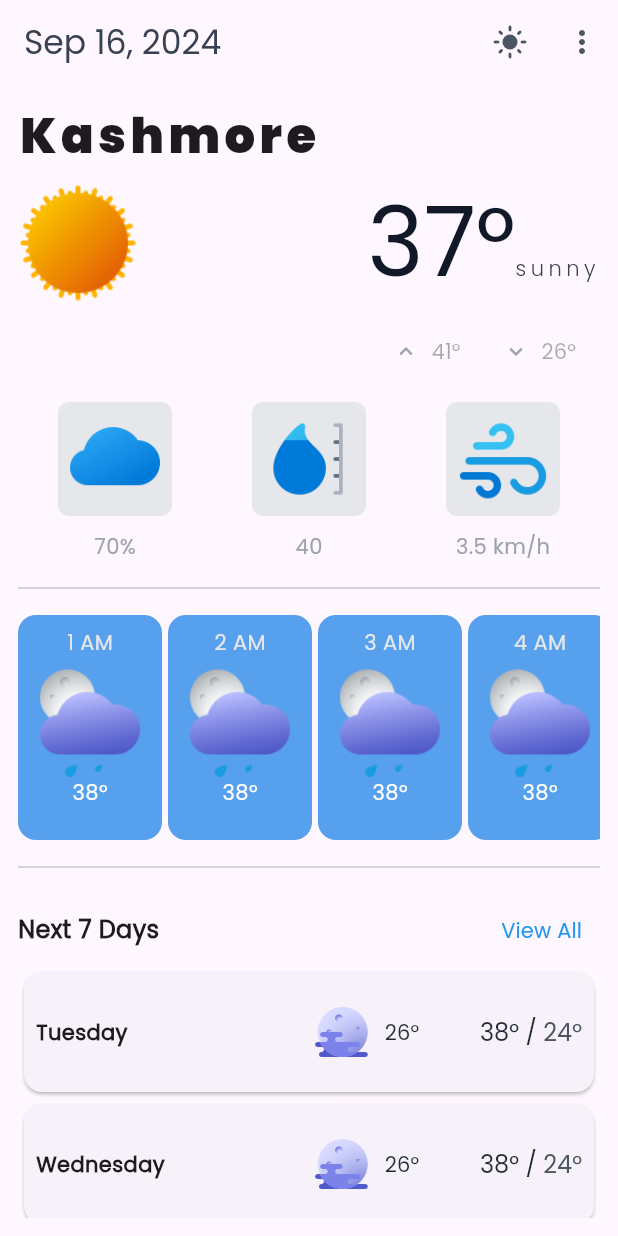
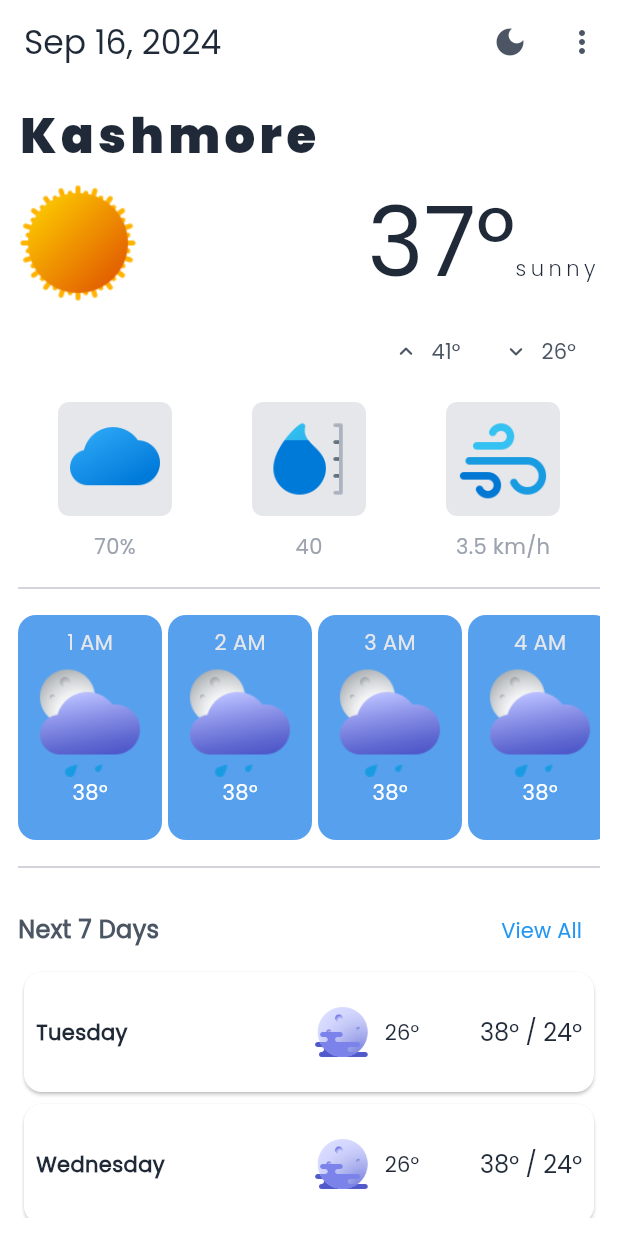
Before and after one commit to saddamkhoso203/weather_info, a Flutter app: the screen it shows after launch, on a phone screen of 412 x 824 dp. Run offline on Flutter 3.47's test engine with Material 3 defaults, Android fonts, the phone set to English and light mode, and no system bars; our stand-ins replace geolocator, get, velocity_x.

Commit message:
ui completed

```diff
--- a/lib/consts/colors.dart
+++ b/lib/consts/colors.dart
@@ -5,4 +5,4 @@ import 'package:velocity_x/velocity_x.dart';
 const bgColor = Color(0xff202125);
 const cardColor = Color(0xff57A0ED);
 const dividerColor = Vx.gray200;
-const textColor = Vx.gray800;
+const textColor = Color.fromARGB(255, 97, 250, 8);
--- a/lib/controllers/main_controller.dart
+++ b/lib/controllers/main_controller.dart
@@ -1,54 +1,54 @@
-// import 'package:demo_application/services/api_services.dart';
-// import 'package:flutter/material.dart';
-// import 'package:geolocator/geolocator.dart';
-// import 'package:get/get.dart';
 
-// class MainController extends GetxController {
-//   @override
-//   void onInit() async {
-//     await getUserLocation();
-//     currentWeatherData = getCurrentWeather(latitude.value, longitude.value);
-//     hourlyWeatherData = getHourlyWeather(latitude.value, longitude.value);
+import 'package:flutter/material.dart';
+import 'package:geolocator/geolocator.dart';
+import 'package:get/get.dart';
 
-//     super.onInit();
-//   }
+class MainController extends GetxController {
+  // @override
+  // void onInit() async {
+  //   await getUserLocation();
+  //   // currentWeatherData = getCurrentWeather(latitude.value, longitude.value);
+  //   // hourlyWeatherData = getHourlyWeather(latitude.value, longitude.value);
 
-//   var isDark = false.obs;
-//   dynamic currentWeatherData;
-//   dynamic hourlyWeatherData;
-//   var latitude = 0.0.obs;
-//   var longitude = 0.0.obs;
+  //   super.onInit();
+  // }
 
-//   var isloaded = false.obs;
+  var isDark = false.obs;
+  dynamic currentWeatherData;
+  dynamic hourlyWeatherData;
+  var latitude = 0.0.obs;
+  var longitude = 0.0.obs;
 
-//   changeTheme() {
-//     isDark.value = !isDark.value;
-//     Get.changeThemeMode(isDark.value ? ThemeMode.dark : ThemeMode.light);
-//   }
+  var isloaded = false.obs;
 
-//   getUserLocation() async {
-//     bool isLocationEnabled;
-//     LocationPermission userPermission;
+  changeTheme() {
+    isDark.value = !isDark.value;
+    Get.changeThemeMode(isDark.value ? ThemeMode.dark : ThemeMode.light);
+  }
 
-//     isLocationEnabled = await Geolocator.isLocationServiceEnabled();
-//     if (!isLocationEnabled) {
-//       return Future.error("Location is not enabled");
-//     }
+  getUserLocation() async {
+    bool isLocationEnabled;
+    LocationPermission userPermission;
 
-//     userPermission = await Geolocator.checkPermission();
-//     if (userPermission == LocationPermission.deniedForever) {
-//       return Future.error("Permission is denied forever");
-//     } else if (userPermission == LocationPermission.denied) {
-//       userPermission = await Geolocator.requestPermission();
-//       if (userPermission == LocationPermission.denied) {
-//         return Future.error("Permission is denied");
-//       }
-//     }
+    isLocationEnabled = await Geolocator.isLocationServiceEnabled();
+    if (!isLocationEnabled) {
+      return Future.error("Location is not enabled");
+    }
 
-//     return await Geolocator.getCurrentPosition(desiredAccuracy: LocationAccuracy.high).then((value) {
-//       latitude.value = value.latitude;
-//       longitude.value = value.longitude;
-//       isloaded.value = true;
-//     });
-//   }
-// }
+    userPermission = await Geolocator.checkPermission();
+    if (userPermission == LocationPermission.deniedForever) {
+      return Future.error("Permission is denied forever");
+    } else if (userPermission == LocationPermission.denied) {
+      userPermission = await Geolocator.requestPermission();
+      if (userPermission == LocationPermission.denied) {
+        return Future.error("Permission is denied");
+      }
+    }
+
+    return await Geolocator.getCurrentPosition(desiredAccuracy: LocationAccuracy.high).then((value) {
+      latitude.value = value.latitude;
+      longitude.value = value.longitude;
+      isloaded.value = true;
+    });
+  }
+}
--- a/lib/main.dart
+++ b/lib/main.dart
@@ -5,9 +5,11 @@ import 'package:intl/intl.dart';
 import 'package:weather_info/consts/colors.dart';
 import 'package:weather_info/consts/images.dart';
 import 'package:weather_info/consts/strings.dart';
+import 'package:weather_info/controllers/main_controller.dart';
 import 'package:weather_info/models/current_weather_model.dart';
 
 import 'consts/colors.dart';
+import 'utils/our_themes.dart';
 
 void main() {
   runApp(const MyApp());
@@ -19,7 +21,9 @@ class MyApp extends StatelessWidget {
   @override
   Widget build(BuildContext context) {
     return GetMaterialApp(
-      theme: ThemeData(fontFamily: 'poppins'),
+    theme: CustomThemes.lightTheme,
+    darkTheme: CustomThemes.darkTheme,
+    themeMode: ThemeMode.system,
       debugShowCheckedModeBanner: false,
       home: const WeatherInfo(),
       title: 'Weather Info',
@@ -33,23 +37,28 @@ class WeatherInfo extends StatelessWidget {
   @override
   Widget build(BuildContext context) {
     var date = DateFormat("yMMMd").format(DateTime.now());
+    var theme = Theme.of(context);
+    var controller =Get.put(MainController());
     return Scaffold(
+      backgroundColor: theme.scaffoldBackgroundColor,
       appBar: AppBar(
-        title: "$date".text.gray700.make(),
+        title: date.text.color(theme.primaryColor).make(),
         backgroundColor: Colors.transparent,
         elevation: 0.0,
         actions: [
+        Obx(()=>IconButton(
+              onPressed: () {
+            controller.changeTheme();
+              },
+              icon: Icon(
+                 controller.isDark.value? Icons.light_mode: Icons.dark_mode,
+                color: theme.iconTheme.color,
+              )),) ,
           IconButton(
               onPressed: () {},
-              icon: const Icon(
-                Icons.light_mode,
-                color: Vx.gray600,
-              )),
-          IconButton(
-              onPressed: () {},
-              icon: const Icon(
+              icon:  Icon(
                 Icons.more_vert,
-                color: Vx.gray600,
+               color: theme.iconTheme.color,
               )),
         ],
       ),
@@ -61,7 +70,7 @@ class WeatherInfo extends StatelessWidget {
               crossAxisAlignment: CrossAxisAlignment.start,
               children: [
                 "Kashmore"
-                    .text
+                    .text.color(theme.primaryColor)
                     .fontFamily("poppins_bold")
                     .size(32)
                     .letterSpacing(3)
@@ -79,13 +88,13 @@ class WeatherInfo extends StatelessWidget {
                       TextSpan(
                           text: "37$degree",
                           style: TextStyle(
-                              color: Vx.gray900,
+                             color: theme.primaryColor,
                               fontSize: 64,
                               fontFamily: "poppins")),
                       TextSpan(
                           text: "sunny",
                           style: TextStyle(
-                              color: Vx.gray700,
+                             color: theme.primaryColor,
                               letterSpacing: 3,
                               fontSize: 14,
                               fontFamily: "poppins_light")),
@@ -99,16 +108,16 @@ class WeatherInfo extends StatelessWidget {
                         onPressed: null,
                         icon: Icon(
                           Icons.expand_less_rounded,
-                          color: Vx.gray400,
+                          color: theme.iconTheme.color,
                         ),
-                        label: "41$degree".text.make()),
+                        label: "41$degree".text.color(theme.iconTheme.color).make()),
                     TextButton.icon(
                         onPressed: null,
                         icon: Icon(
                           Icons.expand_more_rounded,
-                          color: Vx.gray400,
+                          color: theme.iconTheme.color,
                         ),
-                        label: "26$degree".text.make()),
+                        label: "26$degree".text.color(theme.iconTheme.color).make()),
                   ],
                 ),
                 10.heightBox,
@@ -172,7 +181,7 @@ class WeatherInfo extends StatelessWidget {
                 Row(
                   mainAxisAlignment: MainAxisAlignment.spaceBetween,
                   children: [
-                    "Next 7 Days".text.semiBold.size(16).make(),
+                    "Next 7 Days".text.color(theme.iconTheme.color).semiBold.size(16).make(),
                     TextButton(
                         onPressed: () {},
                         child: "View All".text.color(Colors.blue).make())
@@ -185,13 +194,14 @@ class WeatherInfo extends StatelessWidget {
                       var day = DateFormat("EEEE").format(
                           DateTime.now().add(Duration(days: index + 1)));
                       return Card(
+                      color: theme.cardColor,
                         child: Container(
                           padding:
                               EdgeInsets.symmetric(horizontal: 8, vertical: 12),
                           child: Row(
                             mainAxisAlignment: MainAxisAlignment.spaceBetween,
                             children: [
-                             Expanded(child:  day.text.semiBold.make()),
+                             Expanded(child:  day.text.color(theme.primaryColor).semiBold.make()),
                               Expanded(
                                 child: TextButton.icon(
                                     onPressed: null,
@@ -199,20 +209,20 @@ class WeatherInfo extends StatelessWidget {
                                       "assets/weather/50n.png",
                                       height: 40,
                                     ),
-                                    label: "26$degree".text.gray800.make()),
+                                    label: "26$degree".text.color(theme.primaryColor).make()),
                               ),
                               RichText(
-                                  text: const TextSpan(children: [
+                                  text: TextSpan(children: [
                                 TextSpan(
                                     text: "38$degree /",
                                     style: TextStyle(
-                                        color: Vx.gray800,
+                                        color:theme.primaryColor,
                                         fontFamily: "poppins",
                                         fontSize: 16)),
                                 TextSpan(
                                     text: " 24$degree",
                                     style: TextStyle(
-                                        color: Vx.gray600,
+                                        color:theme.primaryColor,
                                         fontFamily: "poppins",
                                         fontSize: 16)),
                               ]))
--- a/lib/utils/our_themes.dart
+++ b/lib/utils/our_themes.dart
@@ -1,23 +1,24 @@
 
-// import 'package:flutter/material.dart';
-// import 'package:weather_info/consts/colors.dart';
+import 'package:flutter/material.dart';
+import 'package:velocity_x/velocity_x.dart';
+import 'package:weather_info/consts/colors.dart';
 
 
-// class CustomThemes {
-//   static final lightTheme = ThemeData(
-//     cardColor: Colors.white,
-//     fontFamily: "poppins",
-//     scaffoldBackgroundColor: Colors.white,
-//     primaryColor: Vx.gray800,
-//     iconTheme: const IconThemeData(
-//       color: Vx.gray600,
-//     ),
-//   );
-//   static final darkTheme = ThemeData(
-//     cardColor: bgColor.withOpacity(0.6),
-//     fontFamily: "poppins",
-//     scaffoldBackgroundColor: bgColor,
-//     primaryColor: Colors.white,
-//     iconTheme: const IconThemeData(color: Colors.white),
-//   );
-// }
+class CustomThemes {
+  static final lightTheme = ThemeData(
+    cardColor: Colors.white,
+    fontFamily: "poppins",
+    scaffoldBackgroundColor: Colors.white,
+    primaryColor: Vx.gray800,
+    iconTheme: const IconThemeData(
+      color: Vx.gray600,
+    ),
+  );
+  static final darkTheme = ThemeData(
+    cardColor: bgColor.withOpacity(0.6),
+    fontFamily: "poppins",
+    scaffoldBackgroundColor: bgColor,
+    primaryColor: Colors.white,
+    iconTheme: const IconThemeData(color: Colors.white),
+  );
+}
```
